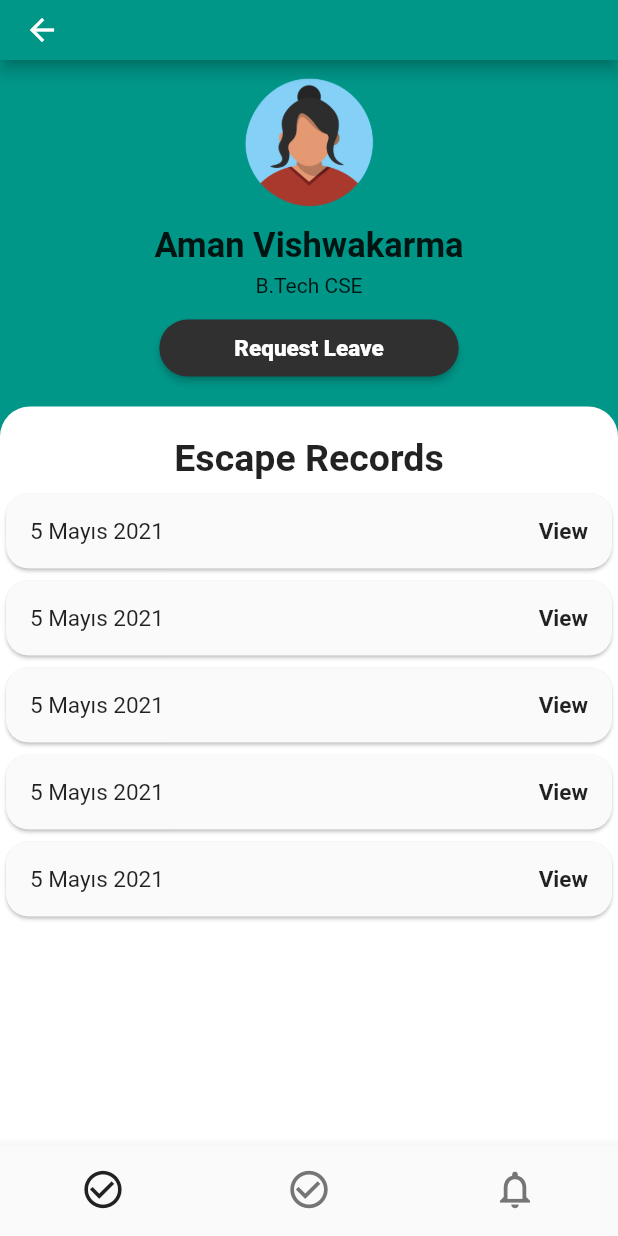
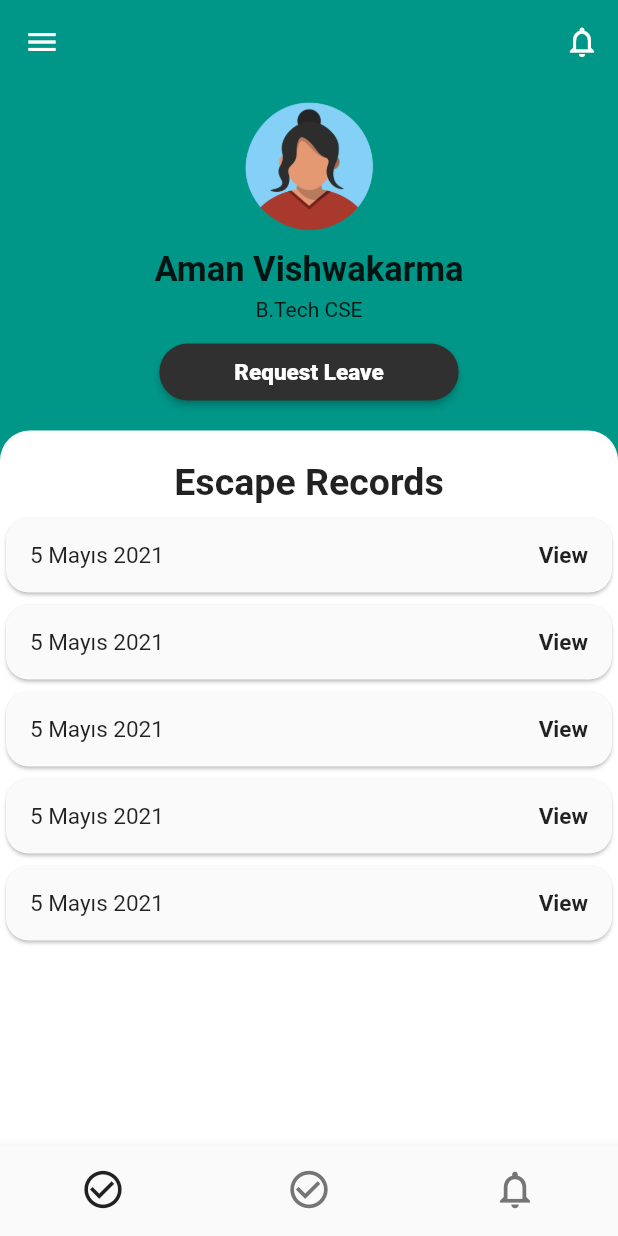
Before and after one commit to zehrakaygili/task1, a Flutter app: the HomePage screen opened directly, on a phone screen of 412 x 824 dp. Run offline on Flutter 3.47's test engine with Material 2 defaults, Android fonts, the phone set to English and light mode, and no system bars; our stand-ins replace google_fonts.

Commit message:
appbar edited

```diff
--- a/lib/home_page.dart
+++ b/lib/home_page.dart
@@ -18,7 +18,14 @@ class _HomePageState extends State<HomePage> {
     return Scaffold(
       appBar: AppBar(
         backgroundColor: homePageBackgroundColor,
-        toolbarHeight: 40,
+        elevation: 0,
+        leading: IconButton(
+          icon: Icon(Icons.menu),
+          onPressed: () {},
+        ),
+        actions: [
+          IconButton(onPressed: () {}, icon: Icon(Icons.notifications_none))
+        ],
       ),
       backgroundColor: homePageBackgroundColor,
       body: SafeArea(
```
